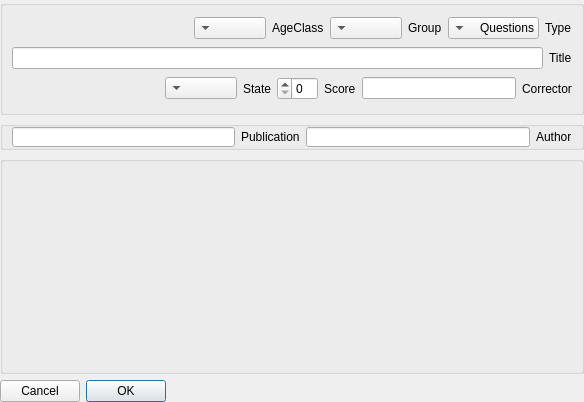
Above: Client/reghaabat/matchform.ui from nournia/ketabkhaane before the change. Below: the same form after it.
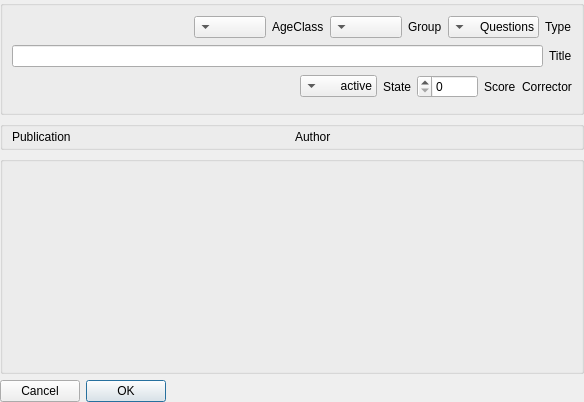
That is the form after the change.

What changed in the file:
```diff
--- a/Client/reghaabat/matchform.ui
+++ b/Client/reghaabat/matchform.ui
@@ -107,14 +107,21 @@
       <item>
        <layout class="QHBoxLayout" name="horizontalLayout_4">
         <item>
-         <widget class="QLabel" name="label_3">
-          <property name="text">
-           <string>Corrector</string>
-          </property>
-         </widget>
-        </item>
-        <item>
-         <widget class="QLineEdit" name="lineEdit_2"/>
+         <layout class="QHBoxLayout" name="lCorrector">
+          <item>
+           <widget class="QLabel" name="label_3">
+            <property name="minimumSize">
+             <size>
+              <width>0</width>
+              <height>25</height>
+             </size>
+            </property>
+            <property name="text">
+             <string>Corrector</string>
+            </property>
+           </widget>
+          </item>
+         </layout>
         </item>
         <item>
          <widget class="QLabel" name="label_2">
@@ -124,7 +131,20 @@
          </widget>
         </item>
         <item>
-         <widget class="QSpinBox" name="spinBox"/>
+         <widget class="QSpinBox" name="sScore">
+          <property name="minimumSize">
+           <size>
+            <width>60</width>
+            <height>0</height>
+           </size>
+          </property>
+          <property name="maximum">
+           <number>10000</number>
+          </property>
+          <property name="singleStep">
+           <number>50</number>
+          </property>
+         </widget>
         </item>
         <item>
          <widget class="QLabel" name="label">
@@ -134,7 +154,23 @@
          </widget>
         </item>
         <item>
-         <widget class="QComboBox" name="comboBox_3"/>
+         <widget class="QComboBox" name="cState">
+          <item>
+           <property name="text">
+            <string>active</string>
+           </property>
+          </item>
+          <item>
+           <property name="text">
+            <string>imported</string>
+           </property>
+          </item>
+          <item>
+           <property name="text">
+            <string>disabled</string>
+           </property>
+          </item>
+         </widget>
         </item>
         <item>
          <spacer name="horizontalSpacer_2">
@@ -165,7 +201,7 @@
      <property name="title">
       <string/>
      </property>
-     <layout class="QVBoxLayout" name="verticalLayout_3">
+     <layout class="QHBoxLayout" name="horizontalLayout_3">
       <property name="topMargin">
        <number>0</number>
       </property>
@@ -173,7 +209,7 @@
        <number>0</number>
       </property>
       <item>
-       <layout class="QHBoxLayout" name="horizontalLayout_3">
+       <layout class="QHBoxLayout" name="lAuthor">
         <item>
          <widget class="QLabel" name="label_4">
           <property name="text">
@@ -181,9 +217,10 @@
           </property>
          </widget>
         </item>
-        <item>
-         <widget class="QLineEdit" name="lineEdit_3"/>
-        </item>
+       </layout>
+      </item>
+      <item>
+       <layout class="QHBoxLayout" name="lPublication">
         <item>
          <widget class="QLabel" name="label_5">
           <property name="text">
@@ -191,9 +228,6 @@
           </property>
          </widget>
         </item>
-        <item>
-         <widget class="QLineEdit" name="lineEdit_4"/>
-        </item>
        </layout>
       </item>
      </layout>
```
Left out of the diff: 11 changed lines with no effect on the pictures.
